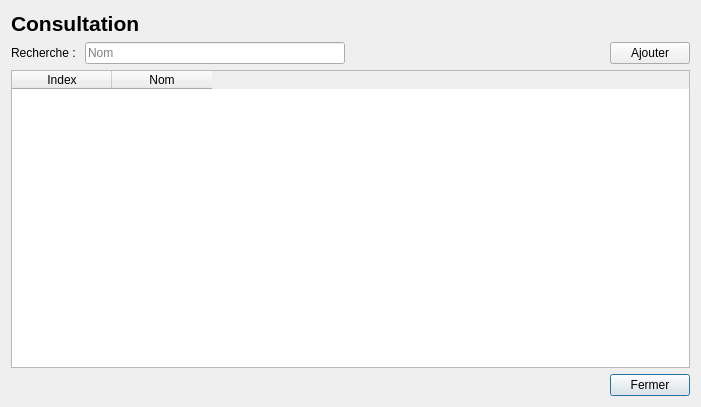
Before: the Qt Designer form GUI/consultation.ui in samueldrouin/PyGuide, drawn with Qt 5.
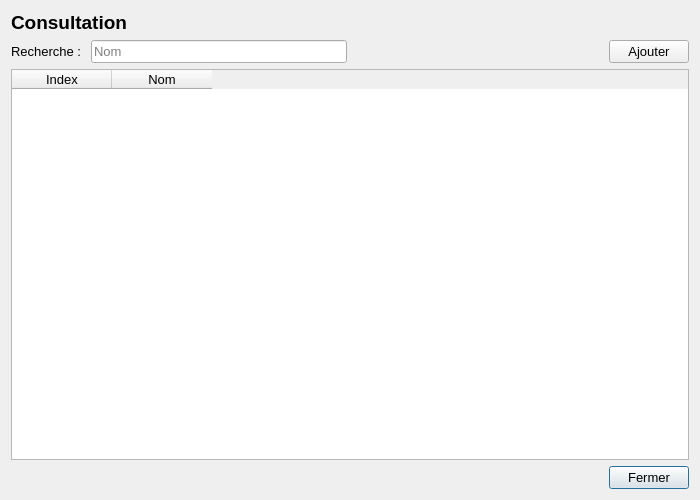
After: the same form once the commit is applied.

Commit message: Changement de la police pour Segoe UI pour une meilleure apparence sur Windows

```diff
--- a/GUI/consultation.ui
+++ b/GUI/consultation.ui
@@ -6,10 +6,22 @@
    <rect>
     <x>0</x>
     <y>0</y>
-    <width>701</width>
-    <height>407</height>
+    <width>700</width>
+    <height>500</height>
    </rect>
   </property>
+  <property name="minimumSize">
+   <size>
+    <width>700</width>
+    <height>500</height>
+   </size>
+  </property>
+  <property name="font">
+   <font>
+    <family>Segoe UI</family>
+    <pointsize>10</pointsize>
+   </font>
+  </property>
   <property name="windowTitle">
    <string>Consultation</string>
   </property>
@@ -24,7 +36,7 @@
      </property>
      <property name="font">
       <font>
-       <pointsize>16</pointsize>
+       <pointsize>14</pointsize>
        <weight>75</weight>
        <bold>true</bold>
       </font>
```
The commit also changes 19 other files.
